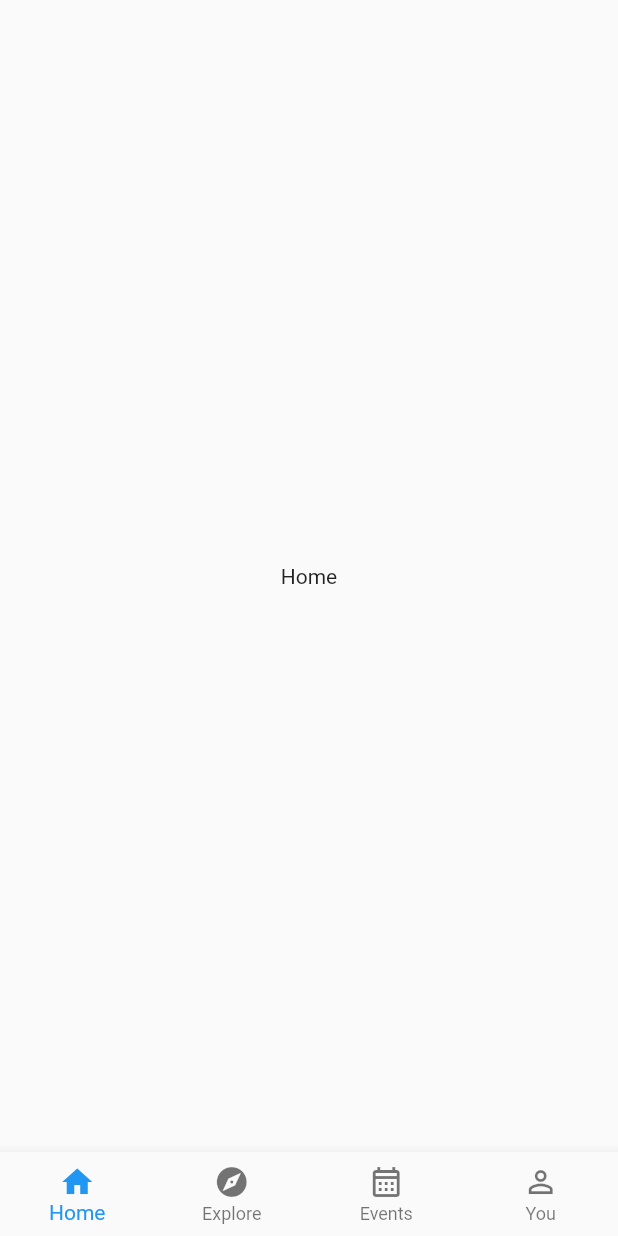
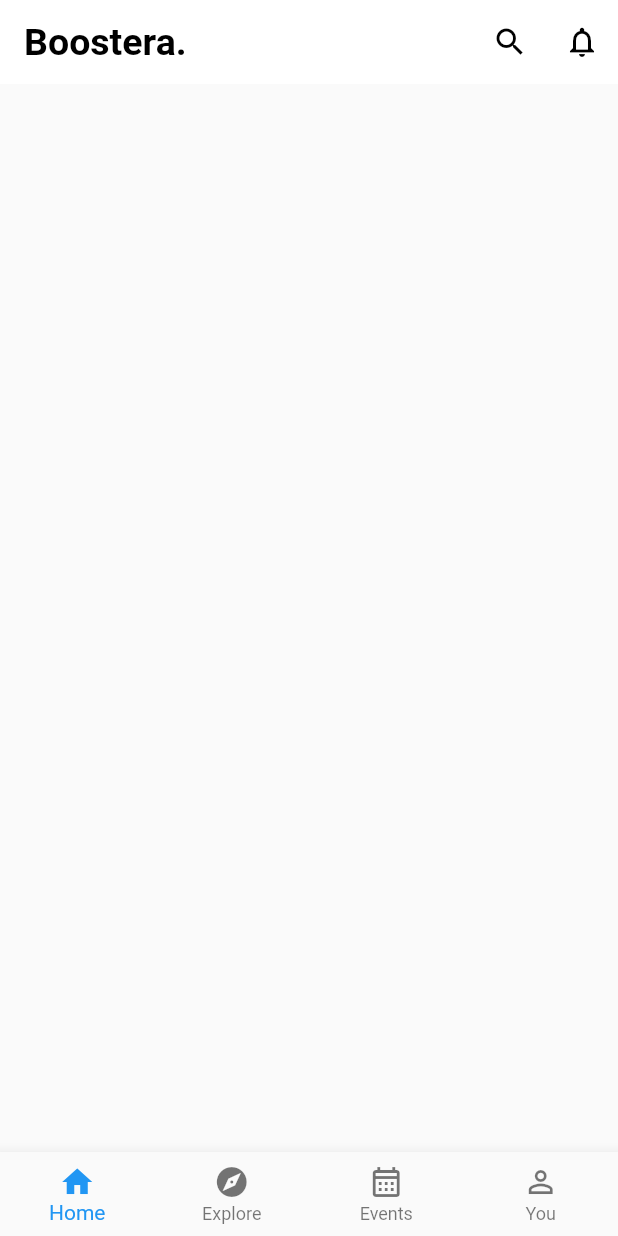
Before and after one commit to TiaDev7474/boostera, a Flutter app: the screen it shows after launch, on a phone screen of 412 x 824 dp. Run offline on Flutter 3.47's test engine with Material 2 defaults, Android fonts, the phone set to English and light mode, and no system bars; our stand-ins replace bloc, go_router.

```diff
--- a/lib/src/features/app_overview/home_page.dart
+++ b/lib/src/features/app_overview/home_page.dart
@@ -5,9 +5,20 @@ class HomePage extends StatelessWidget {
 
   @override
   Widget build(BuildContext context) {
-    return const Scaffold(
-        body: Center(
-          child: Text('Home'),
+    return Scaffold(
+        appBar:  AppBar(
+          title: const Text('Boostera.',style: TextStyle(fontWeight: FontWeight.bold,fontSize: 25,color: Colors.black),),
+          actions: const [
+            IconButton(onPressed: null, icon: Icon(Icons.search,color: Colors.black)),
+            IconButton(onPressed: null, icon: Icon(Icons.notifications_outlined,color: Colors.black))
+          ],
+          elevation: 0,
+          backgroundColor: Colors.white,
+        ),
+        body: const Column(
+          children: [
+
+          ],
         )
     );
   }
```
Also changed, not shown: lib/src/features/app_overview/ui/widget/appbar.dart (+14 -1 lines).
